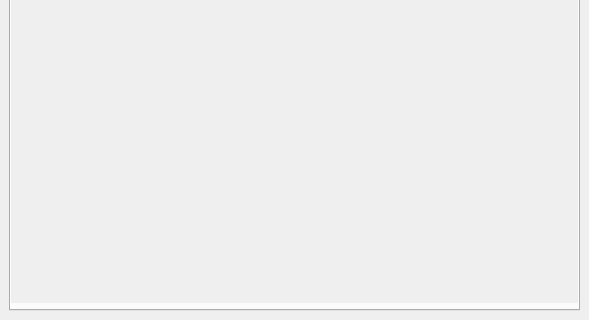
Before: the Qt Designer form ui/cloud_masking_dockwidget_base.ui in SMByC/CloudMasking, drawn with Qt 5; both pictures show x 0 to 589 and y 595 to 915 of the 589 by 915 pixel window.
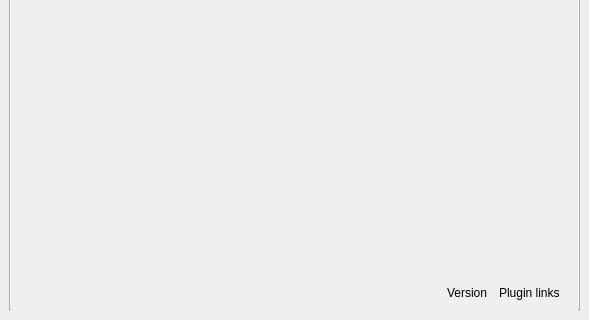
After: the same form once the commit is applied. The open tabs and pages were chosen to show the change. Icons and pictures are not drawn. Custom widgets are drawn as their Qt base class.

Commit message: Show information about plugin (version and homepage)

```diff
--- a/ui/cloud_masking_dockwidget_base.ui
+++ b/ui/cloud_masking_dockwidget_base.ui
@@ -34,6 +34,9 @@
         <string>Open and Load</string>
        </attribute>
        <layout class="QVBoxLayout" name="verticalLayout_8">
+        <property name="bottomMargin">
+         <number>0</number>
+        </property>
         <item>
          <widget class="QScrollArea" name="scrollArea_OL">
           <property name="sizePolicy">
@@ -57,7 +60,7 @@
              <x>0</x>
              <y>0</y>
              <width>575</width>
-             <height>825</height>
+             <height>831</height>
             </rect>
            </property>
            <layout class="QVBoxLayout" name="verticalLayout_11">
@@ -432,6 +435,51 @@
               </property>
              </spacer>
             </item>
+            <item>
+             <widget class="QWidget" name="widget_plugin_info" native="true">
+              <layout class="QHBoxLayout" name="horizontalLayout_23">
+               <property name="spacing">
+                <number>12</number>
+               </property>
+               <property name="bottomMargin">
+                <number>0</number>
+               </property>
+               <item>
+                <spacer name="horizontalSpacer_10">
+                 <property name="orientation">
+                  <enum>Qt::Horizontal</enum>
+                 </property>
+                 <property name="sizeHint" stdset="0">
+                  <size>
+                   <width>40</width>
+                   <height>20</height>
+                  </size>
+                 </property>
+                </spacer>
+               </item>
+               <item>
+                <widget class="QLabel" name="plugin_version">
+                 <property name="styleSheet">
+                  <string notr="true">font-size: 9pt;</string>
+                 </property>
+                 <property name="text">
+                  <string>Version</string>
+                 </property>
+                </widget>
+               </item>
+               <item>
+                <widget class="QLabel" name="plugin_links">
+                 <property name="styleSheet">
+                  <string notr="true">font-size: 9pt;</string>
+                 </property>
+                 <property name="text">
+                  <string>Plugin links</string>
+                 </property>
+                </widget>
+               </item>
+              </layout>
+             </widget>
+            </item>
            </layout>
           </widget>
          </widget>
```
Left out of the diff: 224 changed lines with no effect on the pictures. The commit also changes 1 other file.
